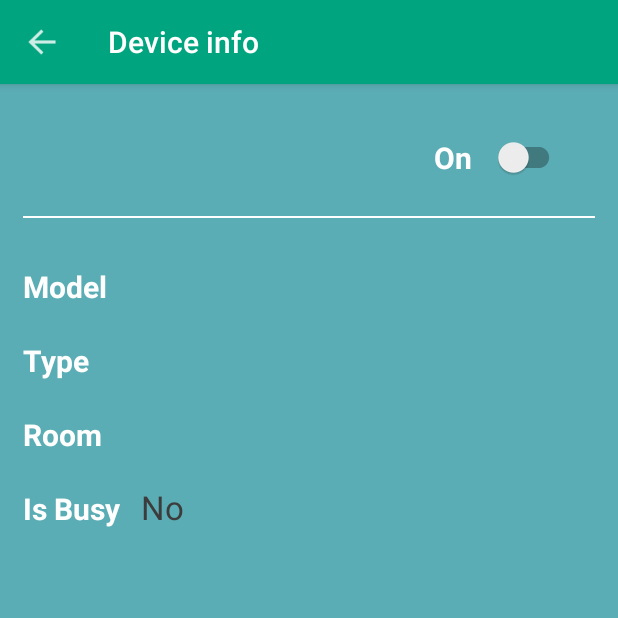
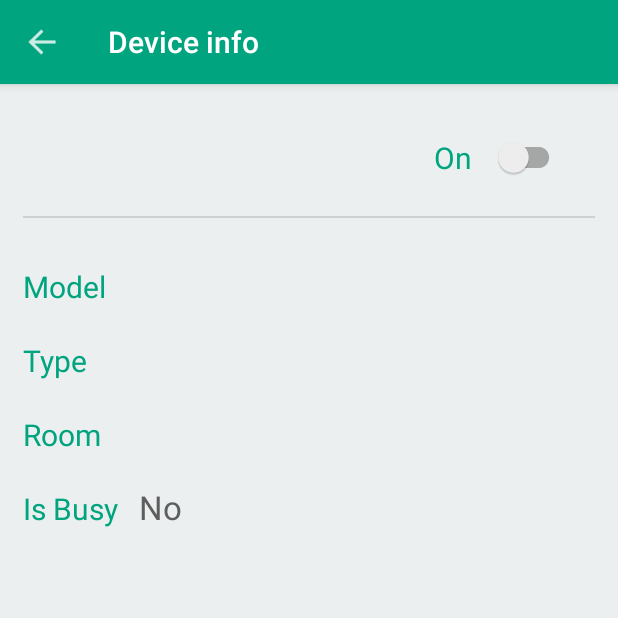
Before and after one commit to iRafal/House-Manager, an Android app: the DeviceActivity screen opened directly, with no data from a screen before it, on a phone screen of 412 x 824 dp, the top half of it. Run offline under Robolectric (Android 15) with nearby library versions, the phone set to English and light mode, and no system bars; our stand-ins replace ButterKnife; libraries missing offline, so code that uses them is left out: com.orhanobut.dialogplus, com.r0adkll.slidr, com.rey.material; plain views replace Switch; 6 statements that could not run were skipped.

Commit message:
1)Fixed device screen layout

```diff
--- a/app/src/main/res/layout/device_screen_layout.xml
+++ b/app/src/main/res/layout/device_screen_layout.xml
@@ -3,7 +3,7 @@
     xmlns:tools="http://schemas.android.com/tools"
     android:layout_width="match_parent"
     android:layout_height="match_parent"
-    android:background="@color/light_blue_green"
+    android:background="@color/input_screens_background"
     android:orientation="vertical"
     android:padding="@dimen/edge_big_minus"
     tools:context=".DeviceActivity">
@@ -19,9 +19,8 @@
             android:layout_height="wrap_content"
             android:layout_alignParentLeft="true"
             android:text="Device"
-            android:textColor="@color/white"
-            android:textSize="@dimen/text_large"
-            android:textStyle="bold" />
+            android:textColor="@color/green_dark_plus"
+            android:textSize="@dimen/text_large" />
 
         <LinearLayout
             android:layout_width="wrap_content"
@@ -34,8 +33,8 @@
                 android:layout_width="wrap_content"
                 android:layout_height="wrap_content"
                 android:text="@string/on"
-                android:textSize="@dimen/text_medium"
-                android:textStyle="bold" />
+                android:textColor="@color/green_dark_plus"
+                android:textSize="@dimen/text_medium" />
 
             <com.rey.material.widget.Switch
                 android:id="@+id/switch_status"
@@ -51,8 +50,7 @@
     <View
         android:layout_width="match_parent"
         android:layout_height="@dimen/edge_tiny"
-        android:background="@color/white"/>
-
+        android:background="@color/gray_brighter"/>
 
     <TableLayout
         android:id="@+id/hided_panel"
@@ -68,9 +66,9 @@
             <TextView
                 android:layout_width="wrap_content"
                 android:layout_height="wrap_content"
+                android:textColor="@color/green_dark_plus"
                 android:text="@string/model"
-                android:textSize="@dimen/text_medium"
-                android:textStyle="bold" />
+                android:textSize="@dimen/text_medium" />
 
             <TextView
                 android:id="@+id/tv_device_model"
@@ -78,7 +76,7 @@
                 android:layout_height="wrap_content"
                 android:layout_weight="1"
                 android:singleLine="true"
-                android:textColor="@color/gray_devices_screen_text"
+                android:textColor="@color/status_bar_gray"
                 android:paddingLeft="@dimen/edge_above"
                 android:textSize="@dimen/text_almost_large" />
         </TableRow>
@@ -92,8 +90,8 @@
                 android:layout_width="wrap_content"
                 android:layout_height="wrap_content"
                 android:text="@string/type"
-                android:textSize="@dimen/text_medium"
-                android:textStyle="bold" />
+                android:textColor="@color/green_dark_plus"
+                android:textSize="@dimen/text_medium" />
 
             <TextView
                 android:id="@+id/tv_device_type"
@@ -102,7 +100,7 @@
                 android:layout_weight="1"
                 android:singleLine="true"
                 android:paddingLeft="@dimen/edge_above"
-                android:textColor="@color/gray_devices_screen_text"
+                android:textColor="@color/status_bar_gray"
                 android:textSize="@dimen/text_almost_large" />
         </TableRow>
 
@@ -115,8 +113,8 @@
                 android:layout_width="wrap_content"
                 android:layout_height="wrap_content"
                 android:text="@string/room"
-                android:textSize="@dimen/text_medium"
-                android:textStyle="bold" />
+                android:textColor="@color/green_dark_plus"
+                android:textSize="@dimen/text_medium" />
 
             <TextView
                 android:id="@+id/tv_device_room"
@@ -124,7 +122,7 @@
                 android:layout_height="wrap_content"
                 android:layout_weight="1"
                 android:singleLine="true"
-                android:textColor="@color/gray_devices_screen_text"
+                android:textColor="@color/status_bar_gray"
                 android:paddingLeft="@dimen/edge_above"
                 android:textSize="@dimen/text_almost_large" />
         </TableRow>
@@ -139,7 +137,7 @@
                 android:layout_height="wrap_content"
                 android:text="@string/is_busy"
                 android:textSize="@dimen/text_medium"
-                android:textStyle="bold" />
+                android:textColor="@color/green_dark_plus" />
 
             <TextView
                 android:id="@+id/tv_device_is_busy"
@@ -147,7 +145,7 @@
                 android:layout_height="wrap_content"
                 android:layout_weight="1"
                 android:singleLine="true"
-                android:textColor="@color/gray_devices_screen_text"
+                android:textColor="@color/status_bar_gray"
                 android:paddingLeft="@dimen/edge_above"
                 android:textSize="@dimen/text_almost_large" />
         </TableRow>
```
